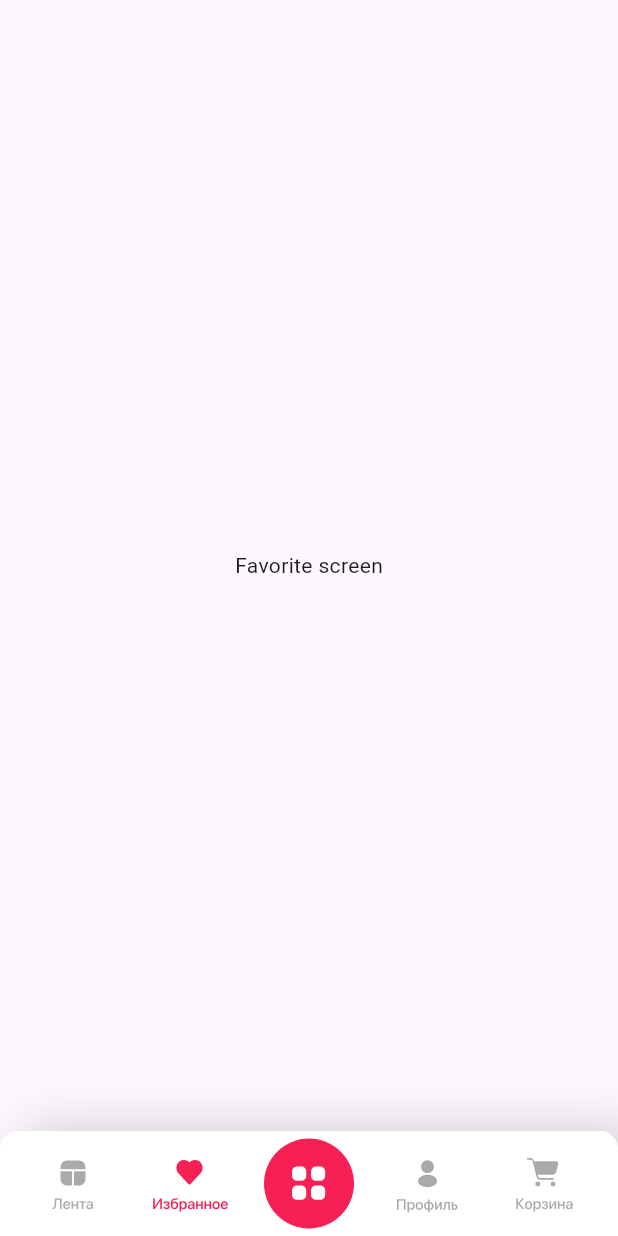
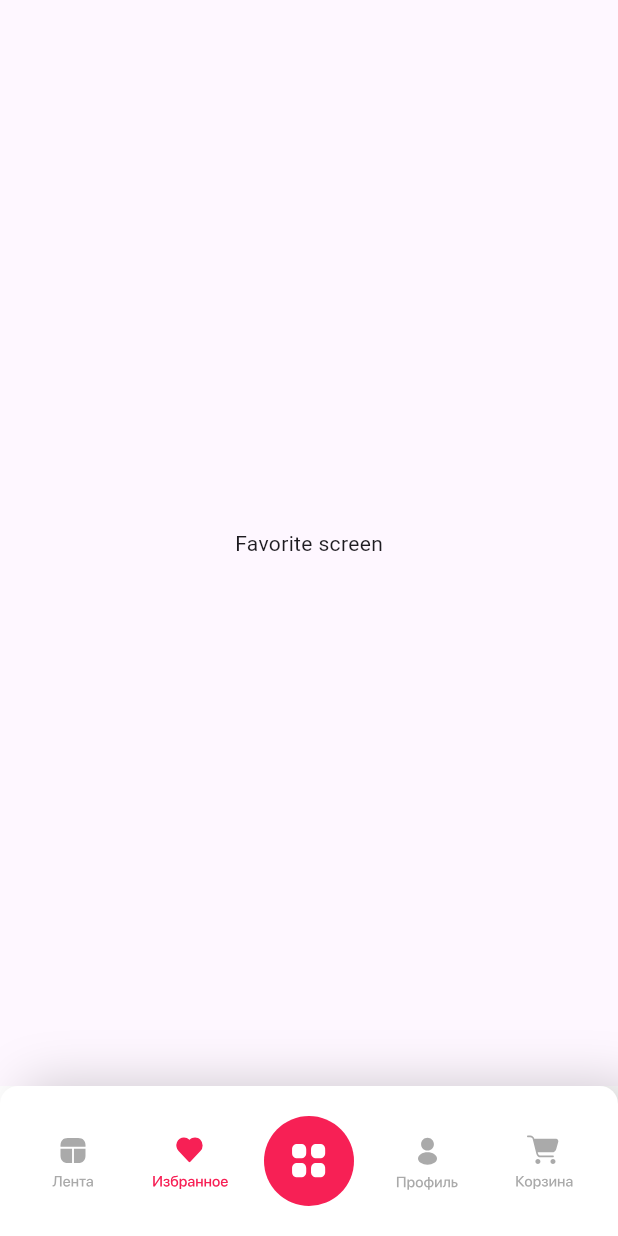
Before and after one commit to bakberdy/malina, a Flutter app: the screen it shows after launch, item 2 of the bottom bar chosen, on a phone screen of 412 x 824 dp. Run offline on Flutter 3.47's test engine with Material 3 defaults, Android fonts, the phone set to English and light mode, and no system bars; our stand-ins replace auto_route, bot_toast, equatable, flutter_bloc, flutter_svg, rflutter_alert; missing offline and left inert: qr_code_scanner_plus.

Commit message:
fixed safearea

```diff
--- /dev/null
+++ b/devtools_options.yaml
@@ -0,0 +1,3 @@
+description: This file stores settings for Dart & Flutter DevTools.
+documentation: https://docs.flutter.dev/tools/devtools/extensions#configure-extension-enablement-states
+extensions:
--- a/lib/ui/screens/main_screen.dart
+++ b/lib/ui/screens/main_screen.dart
@@ -9,13 +9,19 @@ class MainScreen extends StatelessWidget {
 
   @override
   Widget build(BuildContext context) {
-    return SafeArea(
-      child: AutoTabsRouter(
-        routes: [HomeRoute(), FavoriteRoute(), ProfileRoute(), FoodCartRoute(), ProductCartRoute()],
+    return AutoTabsRouter(
+      routes: [
+        HomeRoute(),
+        FavoriteRoute(),
+        ProfileRoute(),
+        FoodCartRoute(),
+        ProductCartRoute()
+      ],
       builder: (context, child) {
         final tabsRouter = AutoTabsRouter.of(context);
         return Scaffold(
-            body: child,
+          backgroundColor: Colors.white,
+          body: SafeArea(child: child),
           bottomNavigationBar: CustomBottomNavigationBar(
             onItemTapped: (val) {
               tabsRouter.setActiveIndex(val);
@@ -27,7 +33,6 @@ class MainScreen extends StatelessWidget {
           ),
         );
       },
-      ),
     );
   }
 }
--- a/lib/ui/widgets/custom_bottom_navigation_bar.dart
+++ b/lib/ui/widgets/custom_bottom_navigation_bar.dart
@@ -16,7 +16,7 @@ class CustomBottomNavigationBar extends StatelessWidget {
   @override
   Widget build(BuildContext context) {
     return Container(
-      height: 70,
+        height: 100,
         padding: EdgeInsets.all(0),
         decoration: BoxDecoration(
             color: Colors.white,
@@ -31,6 +31,9 @@ class CustomBottomNavigationBar extends StatelessWidget {
             borderRadius: BorderRadius.vertical(
               top: Radius.circular(12),
             )),
+        child: SafeArea(
+            child: SizedBox(
+          height: 70,
           child: Row(
             mainAxisAlignment: MainAxisAlignment.spaceEvenly,
             children: [
@@ -41,7 +44,7 @@ class CustomBottomNavigationBar extends StatelessWidget {
               _cartItem(),
             ],
           ),
-    );
+        )));
   }
 
   Widget _qrItem() {
```
Also changed, not shown: lib/main.dart (+7 -0 lines), 4 other files. Lines whose indentation alone changed are shown as unchanged.
